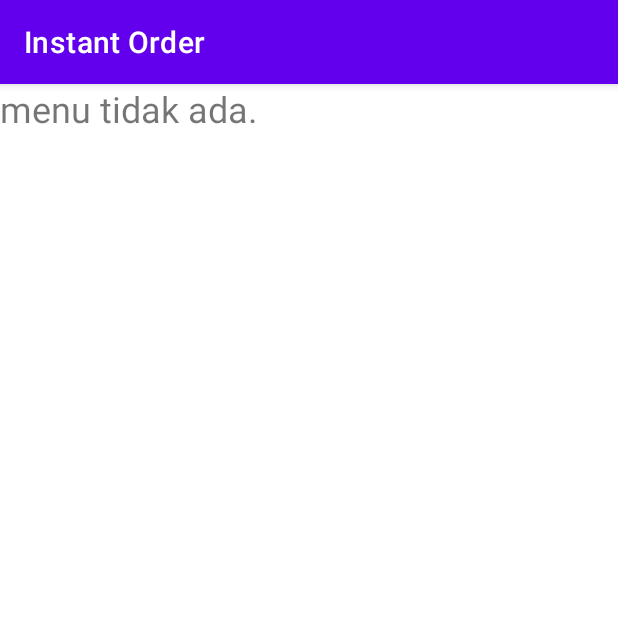
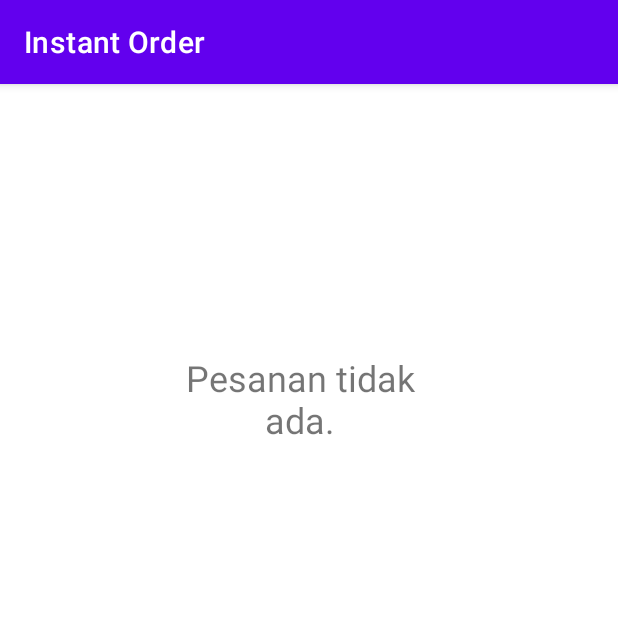
Before and after one commit to Laanaa/SetupProject, an Android app: the Menu screen opened directly, with no data from a screen before it, on a phone screen of 412 x 824 dp, the top half of it. Run offline under Robolectric (Android 15) with nearby library versions, the phone set to English and light mode, and no system bars.

```diff
--- a/app/src/main/res/layout/activity_menu.xml
+++ b/app/src/main/res/layout/activity_menu.xml
@@ -6,13 +6,29 @@
     android:layout_height="match_parent"
     tools:context=".Menu">
 
-    <TextView
-        android:id="@+id/textView2"
-        android:layout_width="wrap_content"
-        android:layout_height="wrap_content"
-        android:gravity="center"
-        android:text="menu tidak ada."
-        android:textSize="24sp"
-        tools:layout_editor_absoluteX="120dp"
-        tools:layout_editor_absoluteY="349dp" />
+    <LinearLayout
+        android:layout_width="match_parent"
+        android:layout_height="match_parent"
+        android:orientation="vertical">
+
+        <LinearLayout
+            android:layout_width="200dp"
+            android:layout_height="200dp"
+            android:layout_margin="100dp"
+            android:backgroundTint="#F44336"
+            android:orientation="vertical">
+
+            <TextView
+                android:id="@+id/textView4"
+                android:layout_width="match_parent"
+                android:layout_height="match_parent"
+                android:layout_marginTop="20dp"
+                android:layout_weight="1"
+                android:gravity="center"
+                android:text="Pesanan tidak ada."
+                android:textSize="24sp" />
+        </LinearLayout>
+
+    </LinearLayout>
+
 </androidx.constraintlayout.widget.ConstraintLayout>
```
Also changed, not shown: app/src/main/res/layout/activity_order.xml (+24 -0 lines), app/src/main/res/layout/activity_transaction.xml (+25 -0 lines).
